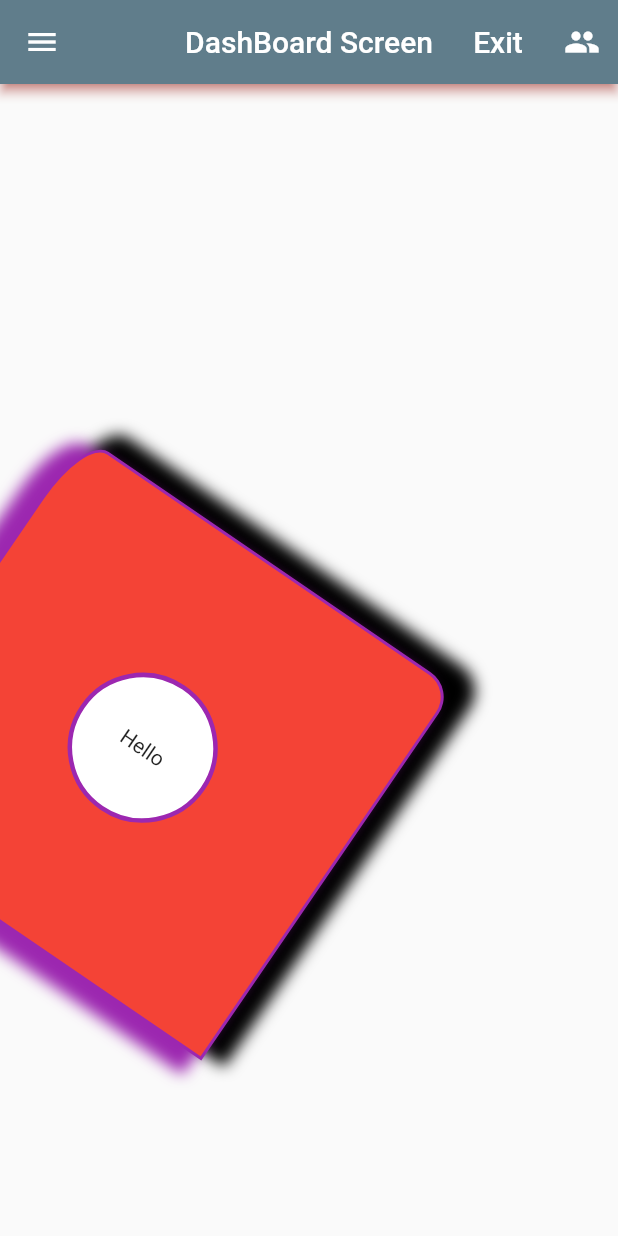
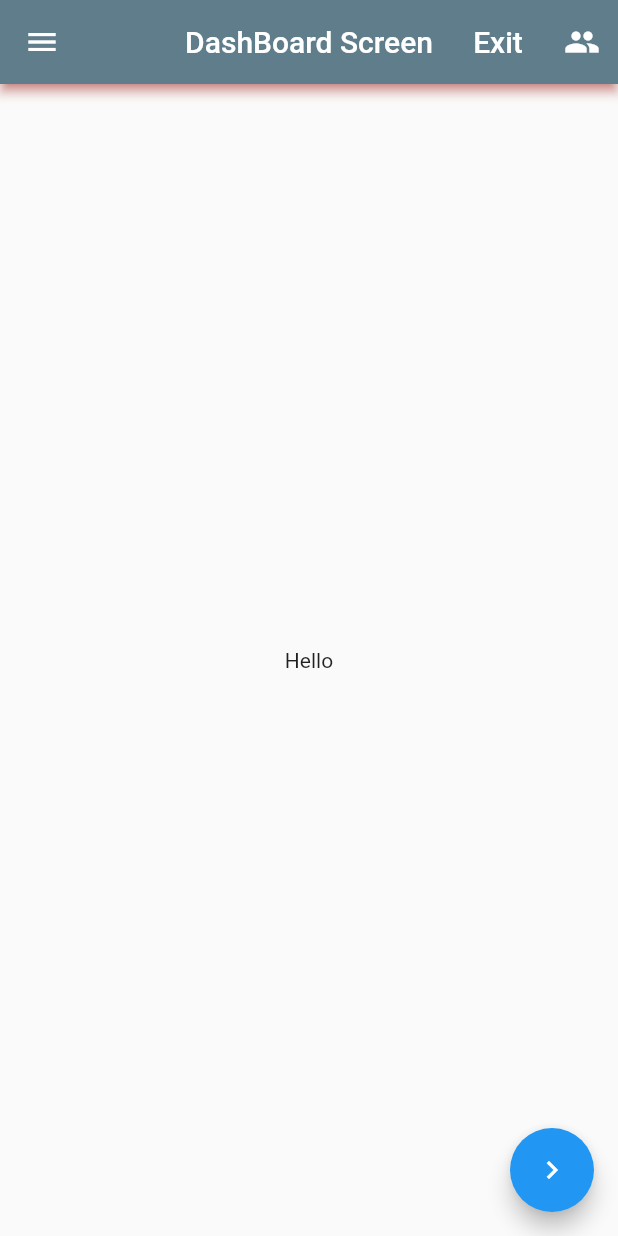
Before and after one commit to Sabinkc/flutter_extraclass_project, a Flutter app: the screen it shows after launch, on a phone screen of 412 x 824 dp. Run offline on Flutter 3.47's test engine with Material 2 defaults, Android fonts, the phone set to English and light mode, and no system bars; missing offline and left inert: dart:html.

Commit message:
added project screen

```diff
--- a/lib/main.dart
+++ b/lib/main.dart
@@ -2,6 +2,7 @@ import 'dart:html';
 
 import 'package:flutter/gestures.dart';
 import 'package:flutter/material.dart';
+import 'package:my_app/project.dart';
 import 'package:my_app/screens/dashboard.dart';
 import 'package:my_app/screens/profile.dart';
 
--- a/lib/screens/about_screen.dart
+++ b/lib/screens/about_screen.dart
@@ -7,6 +7,10 @@ class AboutScreen extends StatelessWidget {
 
   @override
   Widget build(BuildContext context) {
-    return Scaffold();
+    return Scaffold(
+      appBar: AppBar(
+        title: Text("About us screen"),
+      ),
+    );
   }
 }
--- a/lib/screens/dashboard.dart
+++ b/lib/screens/dashboard.dart
@@ -4,6 +4,7 @@ import 'package:flutter/cupertino.dart';
 import 'package:flutter/material.dart';
 import 'package:flutter/src/widgets/container.dart';
 import 'package:flutter/src/widgets/framework.dart';
+import 'package:my_app/project.dart';
 import 'package:my_app/screens/profile.dart';
 
 class DashBoardScreen extends StatelessWidget {
@@ -93,81 +94,17 @@ class DashBoardScreen extends StatelessWidget {
                   ],
                 ),
               ),
-
-              // Divider(
-              //   height: 1,
-              // ),
-              // ListTile(
-              //   leading: Icon(Icons.settings),
-              //   trailing: Icon(Icons.arrow_back_ios),
-              //   title: Text("Settings"),
-              // ),
-              // Divider(
-              //   height: 1,
-              // ),
-              // ListTile(
-              //   leading: Icon(Icons.notifications),
-              //   trailing: Icon(Icons.arrow_back_ios),
-              //   title: Text("Notifications"),
-              // ),
-              // Divider(
-              //   height: 1,
-              // ),
             ],
           ),
         ),
       ),
-      body: Center(
-        child: Column(
-          crossAxisAlignment: CrossAxisAlignment.center,
-          mainAxisAlignment: MainAxisAlignment.center,
-          children: [
-            Container(
-              transform: Matrix4.rotationZ(0.6),
-              alignment: Alignment.center,
-              child: Container(
-                  child: Text("Hello"),
-                  alignment: Alignment.center,
-                  height: 100,
-                  width: 100,
-                  decoration: BoxDecoration(
-                    color: Colors.white,
-                    shape: BoxShape.circle,
-                    border: Border.all(
-                      width: 3,
-                      color: Colors.purple,
-                    ),
-                  )),
-              height: 300,
-              width: 300,
-              decoration: BoxDecoration(
-                  boxShadow: [
-                    BoxShadow(
-                      color: Colors.black,
-                      offset: Offset(10, -10),
-                      blurRadius: 8,
-                      spreadRadius: 5,
-                      blurStyle: BlurStyle.normal,
-                    ),
-                    BoxShadow(
-                      color: Colors.purple,
-                      offset: Offset(-10, 10),
-                      blurRadius: 8,
-                      spreadRadius: 5,
-                      blurStyle: BlurStyle.normal,
-                    ),
-                  ],
-                  color: Colors.red,
-                  borderRadius: BorderRadius.only(
-                      topLeft: Radius.elliptical(20, 50),
-                      topRight: Radius.circular(20)),
-                  border: Border.all(
-                      width: 2,
-                      color: Colors.purple,
-                      style: BorderStyle.solid)),
-            ),
-          ],
-        ),
+      body: Center(child: Text("Hello")),
+      floatingActionButton: FloatingActionButton(
+        onPressed: () {
+          Navigator.push(
+              context, CupertinoPageRoute(builder: (context) => Project()));
+        },
+        child: Icon(Icons.navigate_next),
       ),
     );
   }
--- a/lib/screens/notification_screen.dart
+++ b/lib/screens/notification_screen.dart
@@ -7,6 +7,10 @@ class NotificationScreen extends StatelessWidget {
 
   @override
   Widget build(BuildContext context) {
-    return Scaffold();
+    return Scaffold(
+      appBar: AppBar(
+        title: Text("Notification Screen"),
+      ),
+    );
   }
 }
```
Also changed, not shown: lib/project.dart (added, +51 -0 lines), lib/screens/profile.dart (+58 -3 lines).
